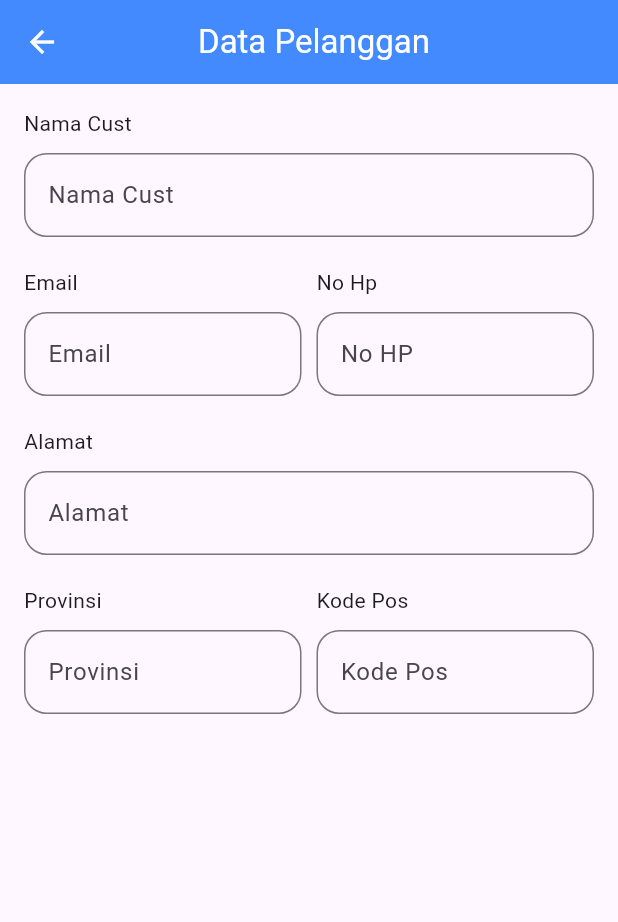
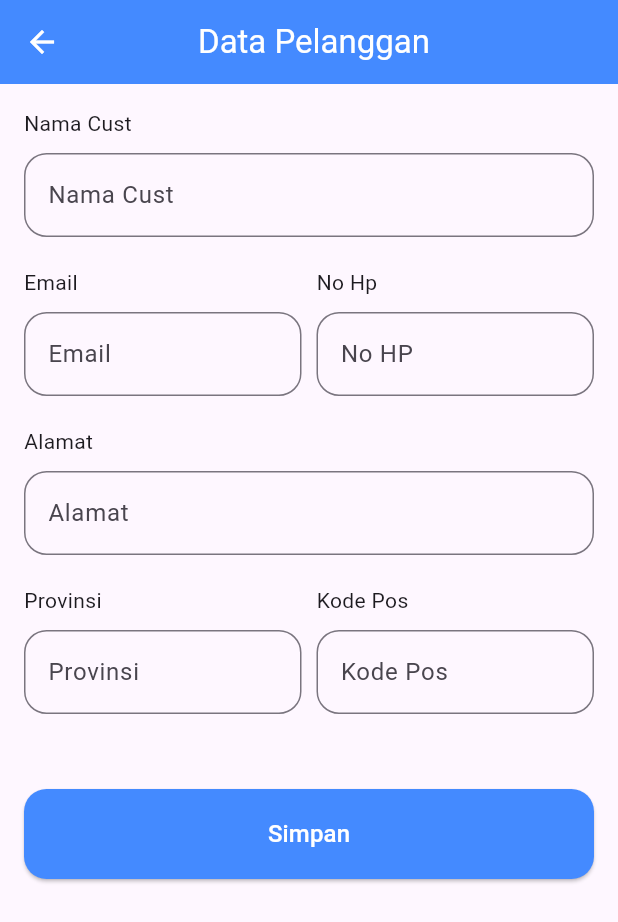
Before and after one commit to YusvanTriAtmojo/20220140082_UCP1Flutter, a Flutter app: the PelangganPage screen opened directly, on a phone screen of 412 x 824 dp. Shown: the top 922 px of the screen. Run offline on Flutter 3.47's test engine with Material 3 defaults, Android fonts, the phone set to English and light mode, and no system bars.

Commit message:
Button navigasi ke detail dengan parsing data

```diff
--- a/lib/pelanggan_page.dart
+++ b/lib/pelanggan_page.dart
@@ -1,4 +1,5 @@
 import 'package:flutter/material.dart';
+import 'package:ucp1/detail_pelanggan_page.dart';
 
 class PelangganPage extends StatefulWidget {
   const PelangganPage({super.key});
@@ -238,6 +239,45 @@ class _PelangganPageState extends State<PelangganPage> {
                     ),
                   ],
                 ),
+                SizedBox(height: 50),
+                Center(
+                child:
+                  ElevatedButton(
+                    onPressed: () {
+                      if (formKey.currentState!.validate()) {
+                        Navigator.push(
+                          context,
+                          MaterialPageRoute(
+                            builder:
+                              (context) => DetailPelangganPage(
+                                nama: namaController.text,
+                                email: emailController.text,
+                                nohp: nohpController.text,
+                                alamat: alamatController.text,
+                                provinsi: provinsiController.text,
+                                kodepos: posController.text,
+                            ),
+                          ),
+                        );
+                      }
+                    },
+                    style: ElevatedButton.styleFrom(
+                      minimumSize: Size(1000, 60),
+                      backgroundColor: Colors.blueAccent,
+                      padding: EdgeInsets.symmetric(
+                        horizontal: 24,
+                        vertical: 12,
+                      ),
+                      shape: RoundedRectangleBorder(
+                        borderRadius: BorderRadius.circular(15),
+                      ),
+                    ),
+                    child: Text(
+                      'Simpan',
+                      style: TextStyle(color: Colors.white, fontSize: 16),
+                    ),
+                  ),
+                ),
               ],
             ),
           ),
```
